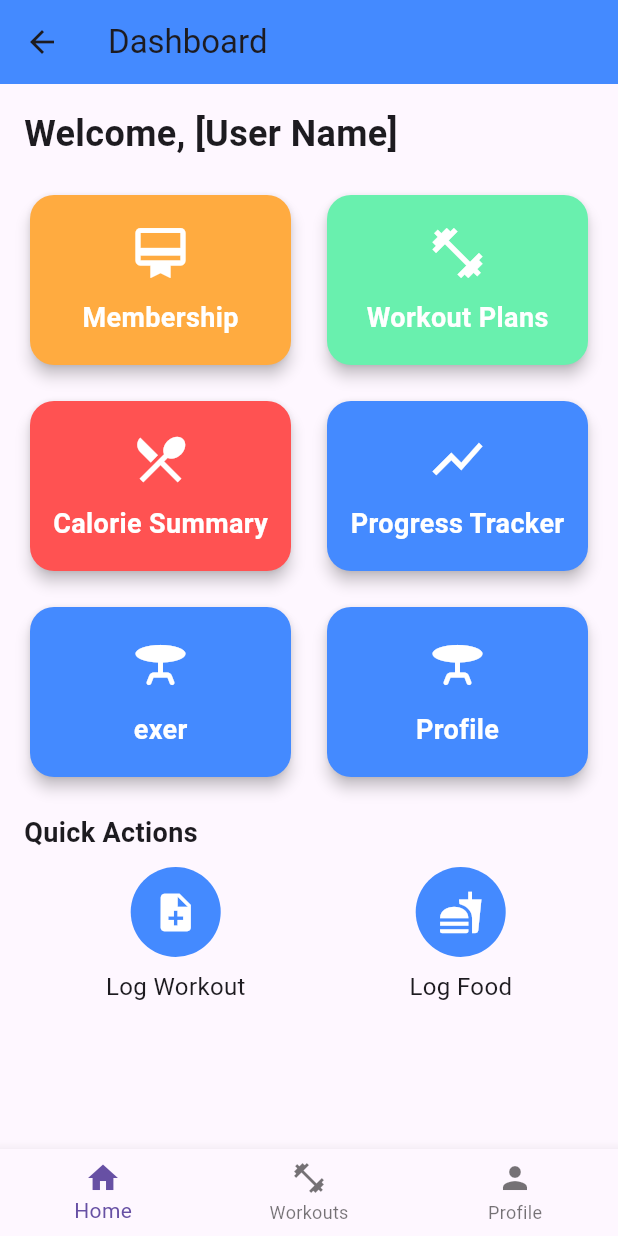
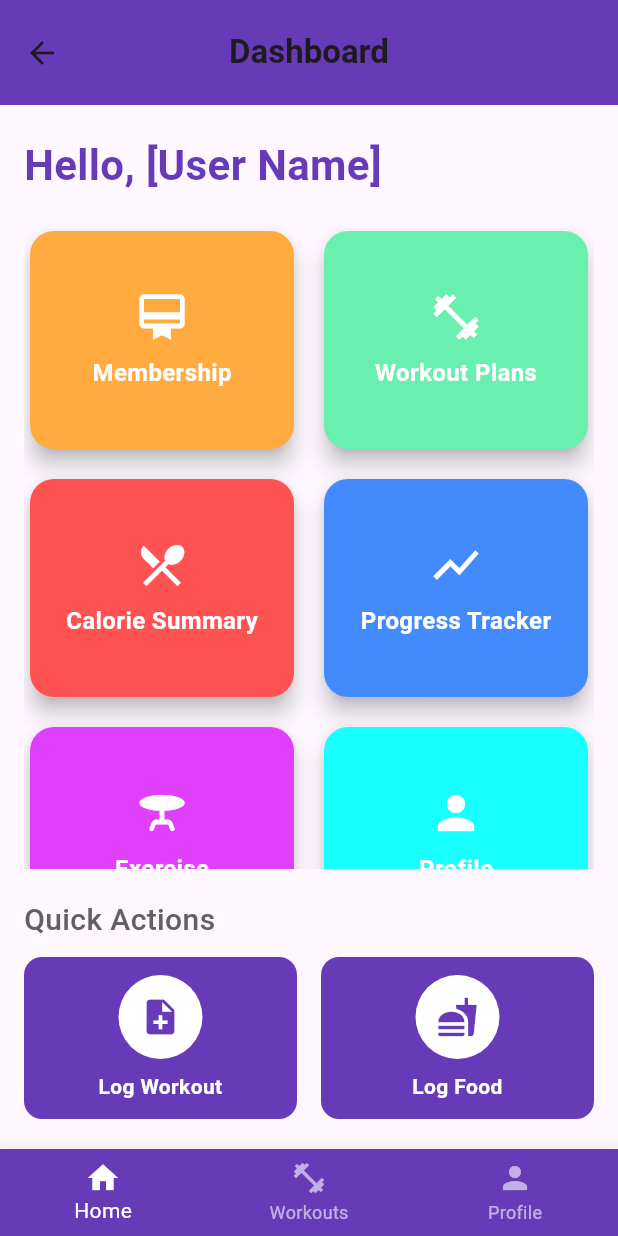
Before and after one commit to Paarth-Ghone/fit, a Flutter app: the DashboardPage screen opened directly, on a phone screen of 412 x 824 dp. Run offline on Flutter 3.47's test engine with Material 3 defaults, Android fonts, the phone set to English and light mode, and no system bars; our stand-ins replace fl_chart.

Commit message:
second commit

```diff
--- a/lib/dash.dart
+++ b/lib/dash.dart
@@ -5,35 +5,40 @@ import 'woklog.dart';
 import 'prog.dart';
 import 'exer.dart';
 import 'profile.dart';
+
 class DashboardPage extends StatelessWidget {
   @override
-
   Widget build(BuildContext context) {
     return Scaffold(
       appBar: AppBar(
-        title: Text('Dashboard'),
-        backgroundColor: Colors.blueAccent,
+        title: Text('Dashboard', style: TextStyle(fontWeight: FontWeight.bold)),
+        backgroundColor: Colors.deepPurple,
+        elevation: 0,
+        toolbarHeight: 70,
+        centerTitle: true,
       ),
-      body: SingleChildScrollView(
-        child: Padding(
-          padding: const EdgeInsets.all(16.0),
+      body: Padding(
+        padding: const EdgeInsets.symmetric(horizontal: 16.0, vertical: 20.0),
         child: Column(
           crossAxisAlignment: CrossAxisAlignment.start,
           children: [
             Text(
-                'Welcome, [User Name]',
+              'Hello, [User Name]',
               style: TextStyle(
-                  fontSize: 24.0,
-                  fontWeight: FontWeight.bold,
+                fontSize: 28.0,
+                fontWeight: FontWeight.w600,
+                color: Colors.deepPurple,
               ),
             ),
             SizedBox(height: 20.0),
-              GridView.count(
-                shrinkWrap: true,
+            Expanded(
+              child: GridView(
+                gridDelegate: SliverGridDelegateWithFixedCrossAxisCount(
                   crossAxisCount: 2,
-                childAspectRatio: 1.5,
-                crossAxisSpacing: 16.0,
-                mainAxisSpacing: 16.0,
+                  crossAxisSpacing: 12.0,
+                  mainAxisSpacing: 12.0,
+                  childAspectRatio: 1.2,
+                ),
                 children: [
                   DashboardCard(
                     title: 'Membership',
@@ -44,7 +49,6 @@ class DashboardPage extends StatelessWidget {
                         context,
                         MaterialPageRoute(builder: (context) => MembershipManagementPage()),
                       );
-
                     },
                   ),
                   DashboardCard(
@@ -64,7 +68,6 @@ class DashboardPage extends StatelessWidget {
                         context,
                         MaterialPageRoute(builder: (context) => CalorieTrackingPage()),
                       );
-                      // Navigate to Calorie Summary page
                     },
                   ),
                   DashboardCard(
@@ -76,48 +79,48 @@ class DashboardPage extends StatelessWidget {
                         context,
                         MaterialPageRoute(builder: (context) => ProgressTrackingPage()),
                       );
-                      // Navigate to Progress Tracker page
                     },
                   ),
                   DashboardCard(
-                    title: 'exer',
+                    title: 'Exercise',
                     icon: Icons.table_bar_rounded,
-                    color: Colors.blueAccent,
+                    color: Colors.purpleAccent,
                     onTap: () {
                       Navigator.push(
                         context,
                         MaterialPageRoute(builder: (context) => ExerciseTutorialPage()),
                       );
-                      // Navigate to Progress Tracker page
                     },
                   ),
                   DashboardCard(
                     title: 'Profile',
-                    icon: Icons.table_bar_rounded,
-                    color: Colors.blueAccent,
+                    icon: Icons.person,
+                    color: Colors.cyanAccent,
                     onTap: () {
                       Navigator.push(
                         context,
                         MaterialPageRoute(builder: (context) => ProfilePage()),
                       );
-                      // Navigate to Progress Tracker page
                     },
                   ),
                 ],
+              ),
             ),
             SizedBox(height: 20.0),
             Text(
               'Quick Actions',
               style: TextStyle(
-                  fontSize: 18.0,
-                  fontWeight: FontWeight.bold,
+                fontSize: 20.0,
+                fontWeight: FontWeight.w500,
+                color: Colors.grey[700],
               ),
             ),
             SizedBox(height: 10.0),
             Row(
-                mainAxisAlignment: MainAxisAlignment.spaceAround,
+              mainAxisAlignment: MainAxisAlignment.spaceBetween,
               children: [
-                  ActionButton(
+                Expanded(
+                  child: ActionButton(
                     title: 'Log Workout',
                     icon: Icons.note_add,
                     onTap: () {
@@ -125,23 +128,28 @@ class DashboardPage extends StatelessWidget {
                         context,
                         MaterialPageRoute(builder: (context) => WorkoutLoggingPage()),
                       );
-                      // Navigate to Log Workout page
                     },
                   ),
-                  ActionButton(
+                ),
+                SizedBox(width: 16.0),
+                Expanded(
+                  child: ActionButton(
                     title: 'Log Food',
                     icon: Icons.fastfood,
                     onTap: () {
                       // Navigate to Log Food page
                     },
                   ),
+                ),
               ],
             ),
           ],
         ),
       ),
-      ),
       bottomNavigationBar: BottomNavigationBar(
+        backgroundColor: Colors.deepPurple,
+        selectedItemColor: Colors.white,
+        unselectedItemColor: Colors.white60,
         items: [
           BottomNavigationBarItem(
             icon: Icon(Icons.home),
@@ -150,7 +158,6 @@ class DashboardPage extends StatelessWidget {
           BottomNavigationBarItem(
             icon: Icon(Icons.fitness_center),
             label: 'Workouts',
-
           ),
           BottomNavigationBarItem(
             icon: Icon(Icons.person),
@@ -181,7 +188,7 @@ class DashboardCard extends StatelessWidget {
       onTap: onTap,
       child: Card(
         color: color,
-        elevation: 4.0,
+        elevation: 6.0,
         shape: RoundedRectangleBorder(
           borderRadius: BorderRadius.circular(16.0),
         ),
@@ -191,15 +198,15 @@ class DashboardCard extends StatelessWidget {
             children: [
               Icon(
                 icon,
-                size: 40.0,
+                size: 36.0,
                 color: Colors.white,
               ),
-              SizedBox(height: 10.0),
+              SizedBox(height: 8.0),
               Text(
                 title,
                 style: TextStyle(
                   color: Colors.white,
-                  fontSize: 18.0,
+                  fontSize: 16.0,
                   fontWeight: FontWeight.bold,
                 ),
               ),
@@ -226,25 +233,35 @@ class ActionButton extends StatelessWidget {
   Widget build(BuildContext context) {
     return GestureDetector(
       onTap: onTap,
+      child: Container(
+        decoration: BoxDecoration(
+          color: Colors.deepPurple,
+          borderRadius: BorderRadius.circular(12.0),
+        ),
+        padding: EdgeInsets.all(12.0),
         child: Column(
           children: [
             CircleAvatar(
-            radius: 30.0,
-            backgroundColor: Colors.blueAccent,
+              radius: 28.0,
+              backgroundColor: Colors.white,
               child: Icon(
                 icon,
-              color: Colors.white,
-              size: 30.0,
+                color: Colors.deepPurple,
+                size: 28.0,
               ),
             ),
             SizedBox(height: 8.0),
             Text(
               title,
               style: TextStyle(
-              fontSize: 16.0,
+                color: Colors.white,
+                fontSize: 14.0,
+                fontWeight: FontWeight.w600,
               ),
+              textAlign: TextAlign.center,
             ),
           ],
+        ),
       ),
     );
   }
```
Lines whose indentation alone changed are shown as unchanged.
